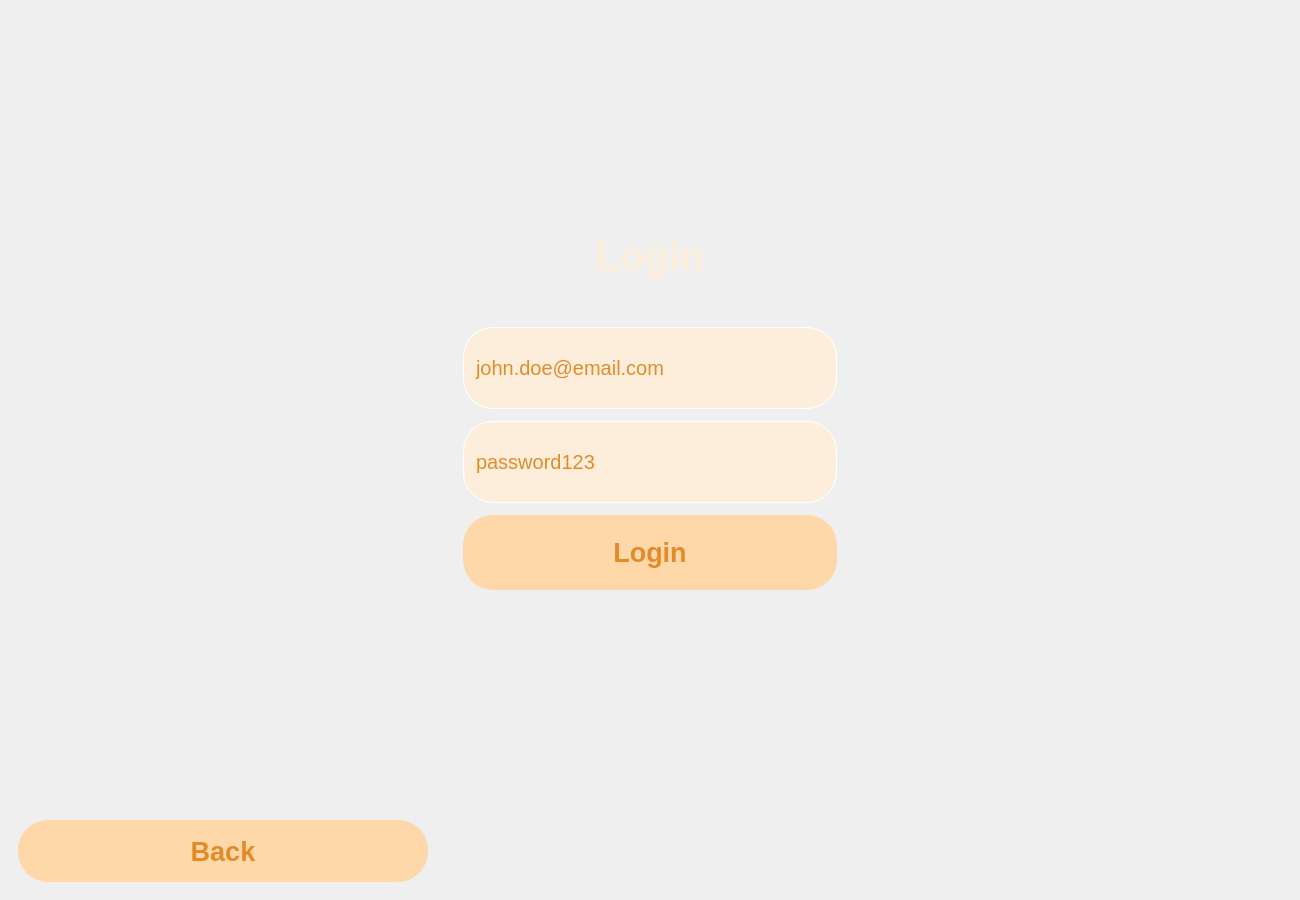
Above: Forms/login.ui from esraa-emary/Task-Worker-Matching before the change. Below: the same form after it.
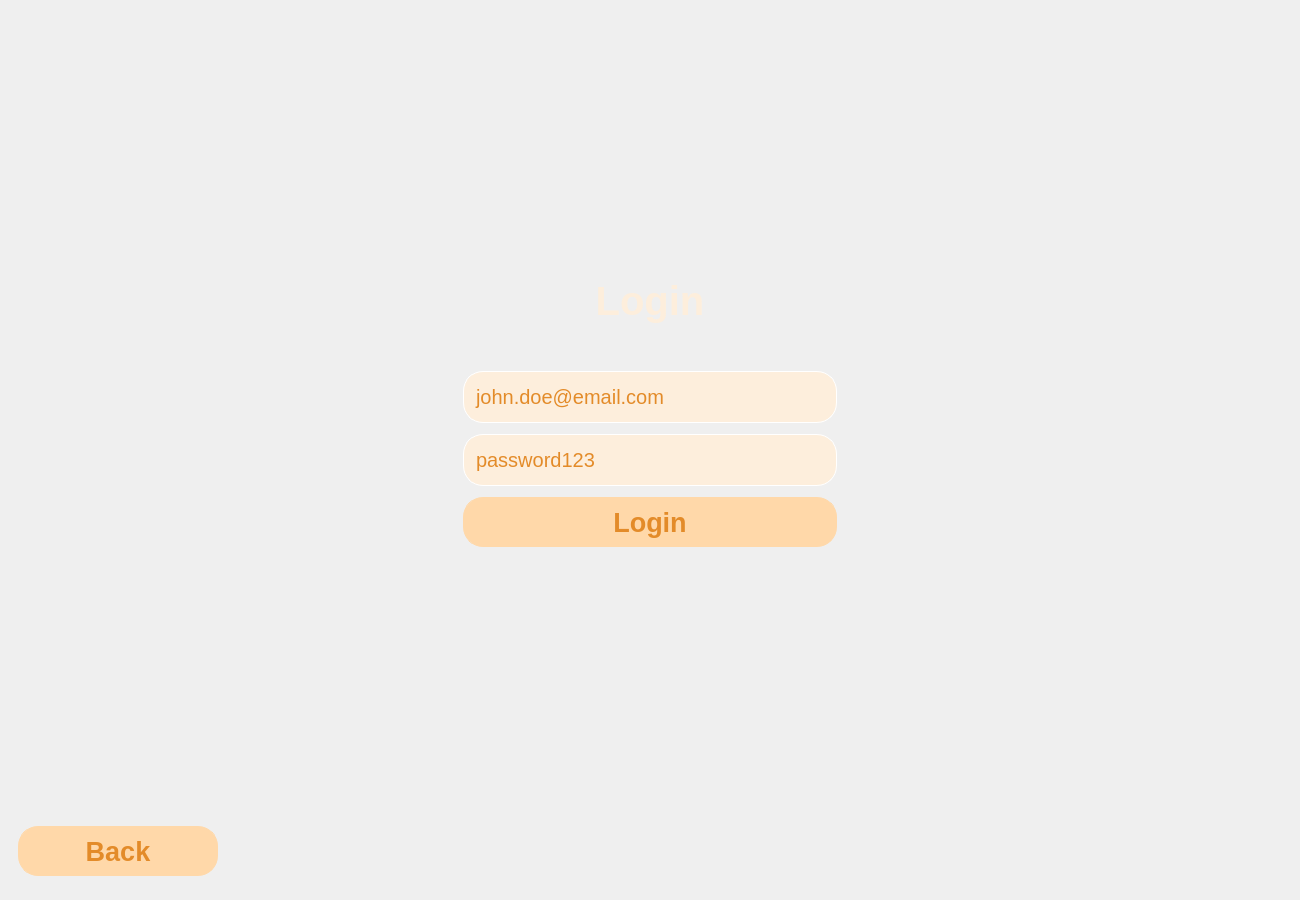
That is the form after the change.

The edit to the form file:
```diff
--- a/Forms/login.ui
+++ b/Forms/login.ui
@@ -47,7 +47,7 @@
 	border: 1px solid #FFD8A9;
     height: 20px;
     background-color: #FFD8A9;
-border-radius: 30px;
+border-radius: 20px;
 color:#E38B29;
 }
 
@@ -72,8 +72,8 @@
         <widget class="QPushButton" name="back">
          <property name="maximumSize">
           <size>
-           <width>410</width>
-           <height>75</height>
+           <width>200</width>
+           <height>50</height>
           </size>
          </property>
          <property name="font">
@@ -117,7 +117,7 @@
          <property name="maximumSize">
           <size>
            <width>410</width>
-           <height>420</height>
+           <height>330</height>
           </size>
          </property>
          <property name="frameShape">
@@ -137,20 +137,20 @@
             </property>
             <property name="styleSheet">
              <string notr="true">QLineEdit{
-	height: 80px;
+	height: 50px;
 	border-radius: 10px;
 	border: 1px solid #fff;
 	padding-left:10px;
 	background-color: #FDEEDC;
 	color:#E38B29;
-border-radius: 30px;
+border-radius: 20px;
 }
 
 QPushButton{
 	border: 1px solid #FFD8A9;
     height: 20px;
     background-color: #FFD8A9;
-border-radius: 30px;
+border-radius: 20px;
 color:#E38B29;
 }
 
@@ -206,7 +206,7 @@
                <property name="maximumSize">
                 <size>
                  <width>410</width>
-                 <height>75</height>
+                 <height>50</height>
                 </size>
                </property>
                <property name="font">
```
